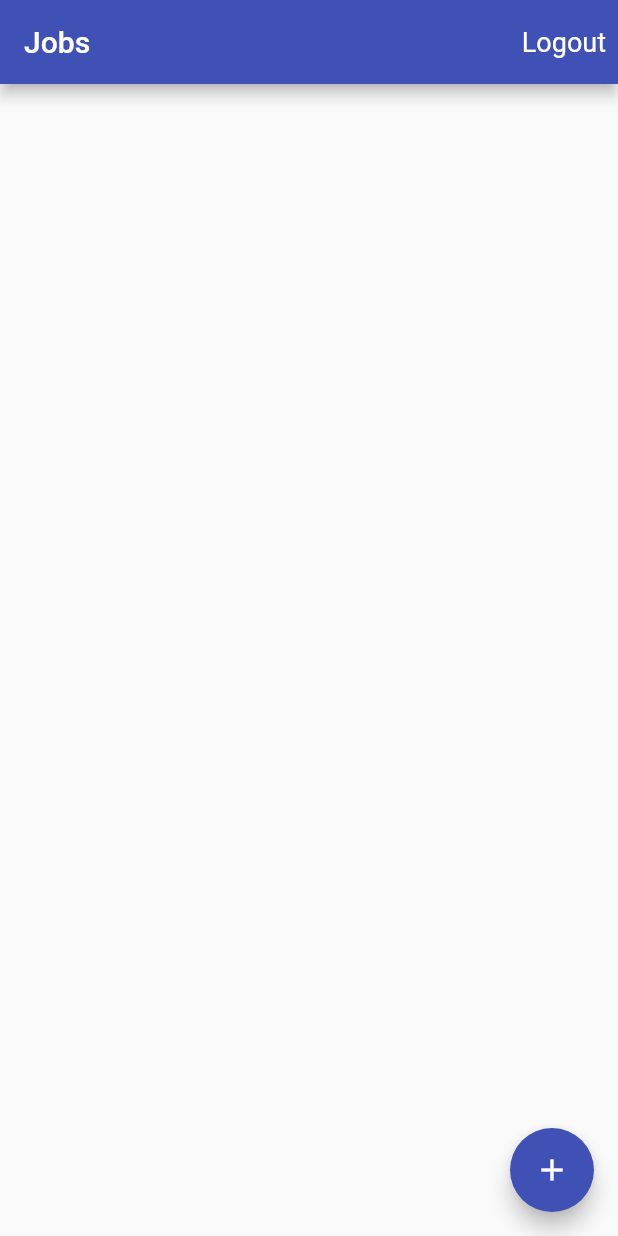
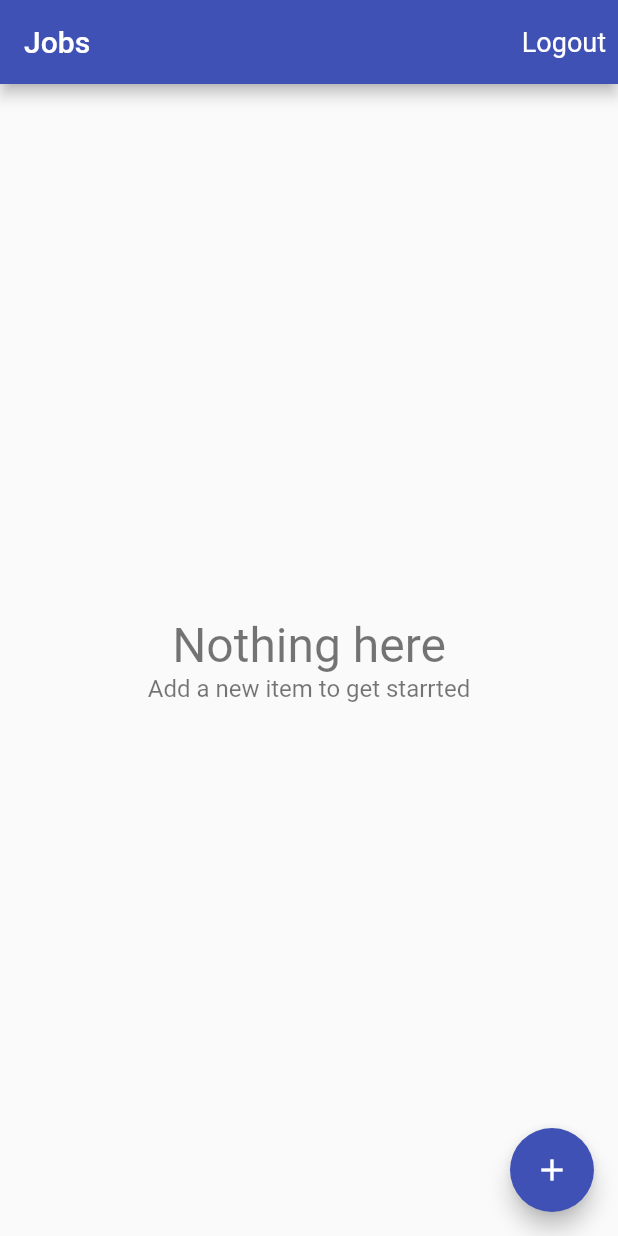
Before and after one commit to raviyadav5951/FlutterTimeTracker, a Flutter app: the screen it shows once a user with an empty profile is signed in, on a phone screen of 412 x 824 dp. Run offline on Flutter 3.47's test engine with Material 2 defaults, Android fonts, the phone set to English and light mode, and no system bars; our stand-ins replace cloud_firestore, firebase_auth, firebase_core, google_sign_in, toast; missing offline and left inert: flutter_facebook_auth; accounts and stored records are empty.

Commit message:
added method to delete data from firestore db, dismissible widget to add swipe to dismiss behaviour for list tile

```diff
--- /dev/null
+++ b/lib/app/home/jobs/empty_content.dart
@@ -0,0 +1,36 @@
+import 'package:flutter/material.dart';
+
+class EmptyContent extends StatelessWidget {
+  final String title;
+  final String message;
+  const EmptyContent(
+      {Key key,
+      this.title = 'Nothing here',
+      this.message = 'Add a new item to get starrted'})
+      : super(key: key);
+
+  @override
+  Widget build(BuildContext context) {
+    return Center(
+      child: Column(
+        mainAxisAlignment: MainAxisAlignment.center,
+        children: [
+          Text(
+            title,
+            style: TextStyle(
+              fontSize: 32.0,
+              color: Colors.black54,
+            ),
+          ),
+          Text(
+            message,
+            style: TextStyle(
+              fontSize: 16.0,
+              color: Colors.black54,
+            ),
+          ),
+        ],
+      ),
+    );
+  }
+}
--- a/lib/app/home/jobs/jobs_page.dart
+++ b/lib/app/home/jobs/jobs_page.dart
@@ -1,11 +1,14 @@
 import 'dart:ui';
+import 'package:firebase_core/firebase_core.dart';
 import 'package:flutter/material.dart';
 import 'package:new_timetracker/app/home/jobs/edit_job.dart';
+import 'package:new_timetracker/app/home/jobs/list_items_builder.dart';
 import 'package:new_timetracker/app/home/models/job.dart';
 import 'package:new_timetracker/app/services/auth.dart';
 import 'package:new_timetracker/app/services/database.dart';
 import 'package:new_timetracker/common_widgets/job_list_tile.dart';
 import 'package:new_timetracker/common_widgets/show_alert_dialog.dart';
+import 'package:new_timetracker/common_widgets/show_exception_alert_dialog.dart';
 import 'package:provider/provider.dart';
 
 class JobsPage extends StatelessWidget {
@@ -14,8 +17,9 @@ class JobsPage extends StatelessWidget {
     try {
       final auth = Provider.of<AuthBase>(context, listen: false);
       await auth.signOut();
-    } catch (e) {
-      print(e.toString());
+    } on FirebaseException catch (e) {
+      showExceptionAlertDialog(context,
+          title: 'Operation Failed', exception: e);
     }
   }
 
@@ -27,6 +31,17 @@ class JobsPage extends StatelessWidget {
         cancelActionText: 'Cancel');
     if (_didRequestSignout) {
       _signOut(context);
+    }
+  }
+
+  /// delete the job
+  Future<void> _deleteJob(BuildContext context, Job job) async {
+    try {
+      final database = Provider.of<Database>(context, listen: false);
+      await database.deleteJob(job);
+    } on FirebaseException catch (e) {
+      showExceptionAlertDialog(context,
+          title: 'Operation failed', exception: e);
     }
   }
 
@@ -49,7 +64,7 @@ class JobsPage extends StatelessWidget {
       body: _buildContent(context),
       floatingActionButton: FloatingActionButton(
         child: Icon(Icons.add),
-        onPressed: () => EditJobPage.show(context,job: null),
+        onPressed: () => EditJobPage.show(context, job: null),
       ),
     );
   }
@@ -60,21 +75,18 @@ class JobsPage extends StatelessWidget {
       stream: database.jobsStream(),
       initialData: [],
       builder: (context, snapshot) {
-        if (snapshot.hasData) {
-          final jobs = snapshot.data;
-          final children =
-              jobs.map((job) => JobListTile(job: job, onTap: ()=>EditJobPage.show(context,job:job))).toList();
-          return ListView(
-            children: children,
-          );
-        }
-        if (snapshot.hasError) {
-          return Center(
-            child: Text('Some error occured'),
-          );
-        }
-        return Center(
-          child: CircularProgressIndicator(),
+        return ListItemsBuilder(
+          snapshot: snapshot,
+          itemBuilder: (context, job) => Dismissible(
+            key: Key('job-${job.id}'),
+            background: Container(color: Colors.red),
+            direction: DismissDirection.endToStart,
+            onDismissed: (direction) => _deleteJob(context, job),
+            child: JobListTile(
+              job: job,
+              onTap: () => EditJobPage.show(context, job: job),
+            ),
+          ),
         );
       },
     );
--- /dev/null
+++ b/lib/app/home/jobs/list_items_builder.dart
@@ -0,0 +1,52 @@
+import 'package:flutter/material.dart';
+import 'package:new_timetracker/app/home/jobs/empty_content.dart';
+
+typedef ItemWidgetBuilder<T> = Widget Function(BuildContext context, T item);
+
+/// This class is custom implementation to handle the ui states when list is loading, empty ,error.
+/// Also we have used ListVoew.builder to load only those items which are visible at  a time like recyclerview in android.
+
+class ListItemsBuilder<T> extends StatelessWidget {
+  final AsyncSnapshot<List<T>> snapshot;
+  final ItemWidgetBuilder<T> itemBuilder;
+
+  const ListItemsBuilder(
+      {Key key, @required this.snapshot, @required this.itemBuilder})
+      : super(key: key);
+
+  @override
+  Widget build(BuildContext context) {
+    if (snapshot.hasData) {
+      final List<T> items = snapshot.data;
+      if (items.isNotEmpty) {
+        return _buildList(items);
+      } else {
+        return EmptyContent();
+      }
+    } else if (snapshot.hasError) {
+      return EmptyContent(
+        title: 'Something went wrong',
+        message: 'Can\'t load items right now',
+      );
+    }
+    return Center(
+      child: CircularProgressIndicator(),
+    );
+  }
+
+  Widget _buildList(List<T> items) {
+    //using separator to add divider between
+    // return ListView.builder(
+    //   itemCount: items.length,
+    //   itemBuilder: (context, index) => itemBuilder(context, items[index]),
+    // );
+
+    return ListView.separated(
+      separatorBuilder: (context, index) => Divider(
+        height: 1.0,
+      ),
+      itemCount: items.length,
+      itemBuilder: (context, index) => itemBuilder(context, items[index]),
+    );
+  }
+}
```
Also changed, not shown: lib/app/services/database.dart (+10 -1 lines), lib/app/services/firestore_service.dart (+10 -3 lines), 1 other file.
